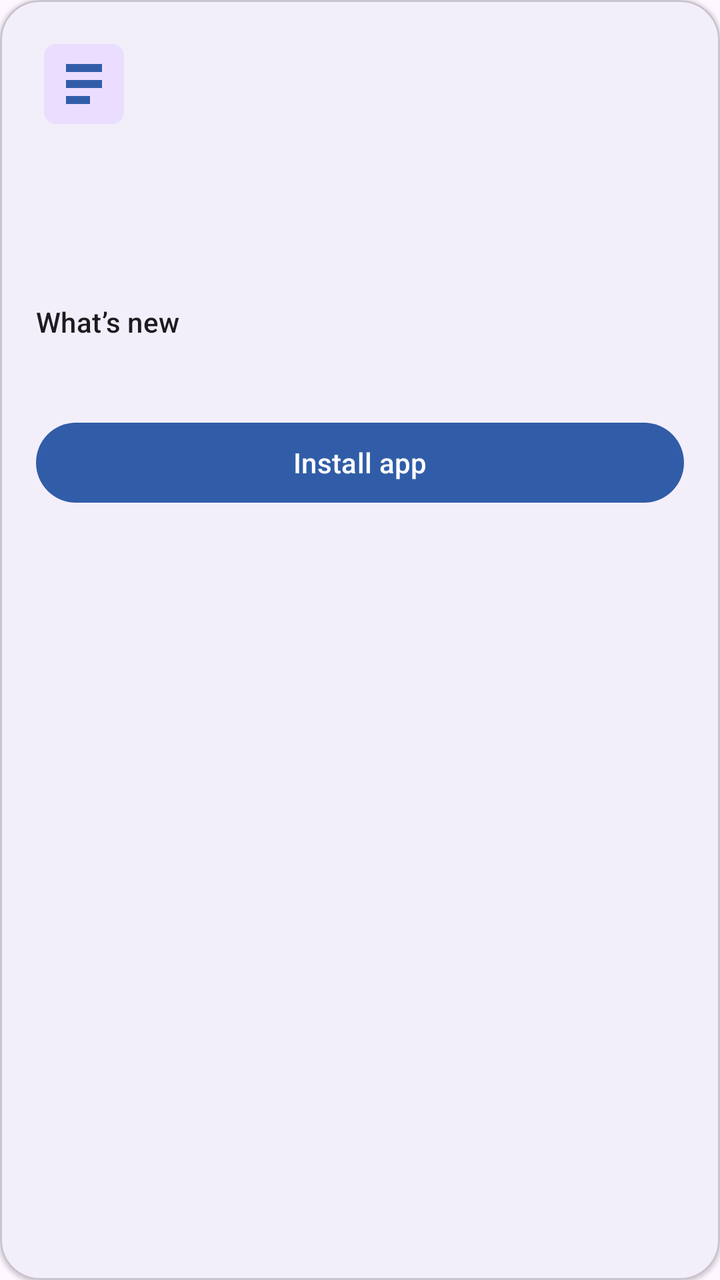
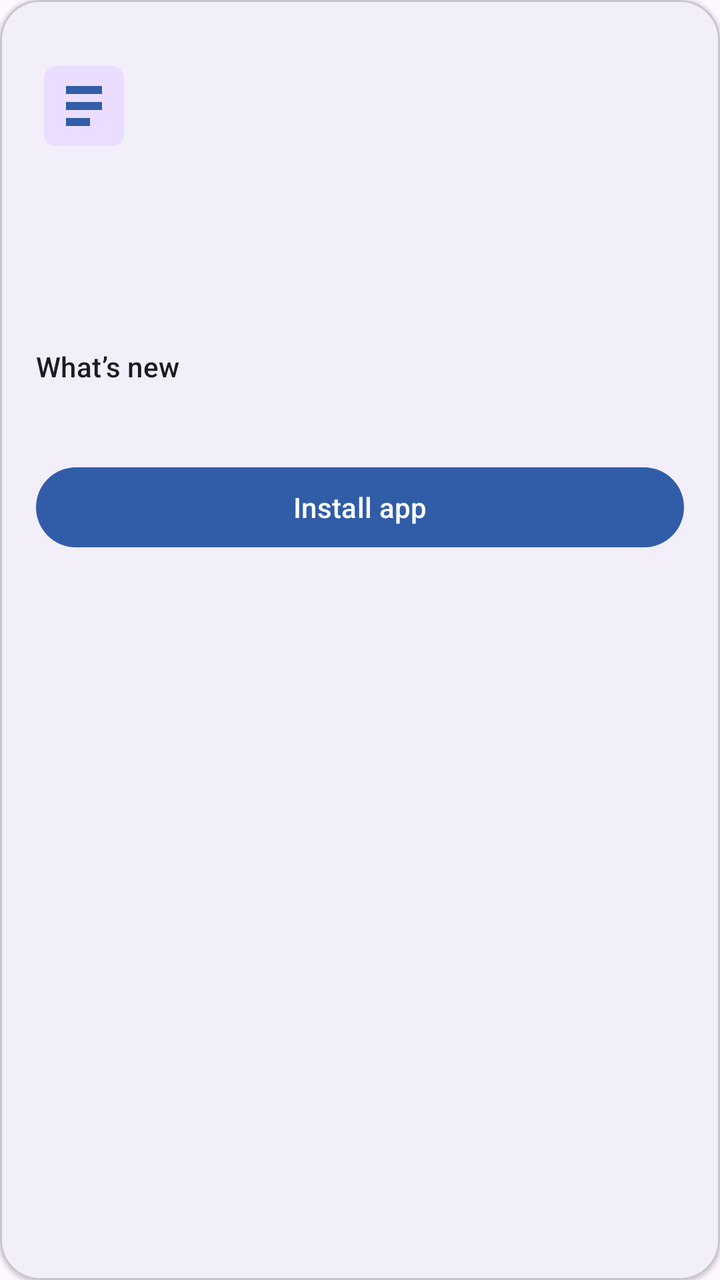

The first picture is an Android layout as it rendered before a commit; the second is the same layout after the commit. The layout source and the unified diff follow.
<!-- AndroidManifest.xml: application theme Theme.UpdaterSample -->
<!-- res/layout/item_catalog_app.xml -->
<?xml version="1.0" encoding="utf-8"?>
<com.google.android.material.card.MaterialCardView xmlns:android="http://schemas.android.com/apk/res/android"
    xmlns:app="http://schemas.android.com/apk/res-auto"
    android:layout_width="match_parent"
    android:layout_height="wrap_content"
    android:layout_marginBottom="12dp"
    app:cardCornerRadius="20dp"
    app:cardElevation="1dp">

    <LinearLayout
        android:layout_width="match_parent"
        android:layout_height="wrap_content"
        android:orientation="vertical"
        android:padding="18dp">

        <LinearLayout
            android:layout_width="match_parent"
            android:layout_height="wrap_content"
            android:gravity="center_vertical"
            android:orientation="horizontal">

            <ImageView
                android:id="@+id/appIcon"
                android:layout_width="48dp"
                android:layout_height="48dp"
                android:contentDescription="@null"
                android:scaleType="fitCenter"
                android:src="@drawable/ic_app_placeholder" />

            <LinearLayout
                android:layout_width="0dp"
                android:layout_height="wrap_content"
                android:layout_marginStart="14dp"
                android:layout_weight="1"
                android:orientation="vertical">

                <TextView
                    android:id="@+id/displayName"
                    android:layout_width="match_parent"
                    android:layout_height="wrap_content"
                    android:ellipsize="end"
                    android:maxLines="1"
                    android:textAppearance="@style/TextAppearance.Material3.TitleMedium"
                    android:textStyle="bold" />

                <TextView
                    android:id="@+id/applicationId"
                    android:layout_width="match_parent"
                    android:layout_height="wrap_content"
                    android:layout_marginTop="2dp"
                    android:ellipsize="middle"
                    android:maxLines="1"
                    android:textAppearance="@style/TextAppearance.Material3.BodySmall" />
            </LinearLayout>
        </LinearLayout>

        <LinearLayout
            android:layout_width="match_parent"
            android:layout_height="wrap_content"
            android:layout_marginTop="14dp"
            android:gravity="center_vertical"
            android:orientation="horizontal">

            <TextView
                android:id="@+id/statusBadge"
                android:layout_width="wrap_content"
                android:layout_height="wrap_content"
                android:paddingStart="10dp"
                android:paddingTop="4dp"
                android:paddingEnd="10dp"
                android:paddingBottom="4dp"
                android:textSize="12sp"
                android:textStyle="bold" />

            <TextView
                android:id="@+id/mandatoryBadge"
                android:layout_width="wrap_content"
                android:layout_height="wrap_content"
                android:layout_marginStart="8dp"
                android:background="@drawable/badge_mandatory"
                android:paddingStart="10dp"
                android:paddingTop="4dp"
                android:paddingEnd="10dp"
                android:paddingBottom="4dp"
                android:text="@string/mandatory"
                android:textColor="@color/mandatory_text"
                android:textSize="12sp"
                android:textStyle="bold"
                android:visibility="gone" />
        </LinearLayout>

        <TextView
            android:id="@+id/version"
            android:layout_width="match_parent"
            android:layout_height="wrap_content"
            android:layout_marginTop="12dp"
            android:textAppearance="@style/TextAppearance.Material3.BodyMedium" />

        <TextView
            android:layout_width="match_parent"
            android:layout_height="wrap_content"
            android:layout_marginTop="16dp"
            android:text="@string/whats_new"
            android:textAppearance="@style/TextAppearance.Material3.LabelLarge" />

        <TextView
            android:id="@+id/releaseNotes"
            android:layout_width="match_parent"
            android:layout_height="wrap_content"
            android:layout_marginTop="6dp"
            android:ellipsize="end"
            android:lineSpacingExtra="3dp"
            android:maxLines="3"
            android:textAppearance="@style/TextAppearance.Material3.BodyMedium" />

        <Button
            android:id="@+id/notesToggle"
            style="@style/Widget.Material3.Button.TextButton"
            android:layout_width="wrap_content"
            android:layout_height="wrap_content"
            android:layout_gravity="end"
            android:minHeight="48dp"
            android:text="@string/show_more"
            android:visibility="gone" />

        <ProgressBar
            android:id="@+id/downloadProgress"
            style="?android:attr/progressBarStyleHorizontal"
            android:layout_width="match_parent"
            android:layout_height="wrap_content"
            android:layout_marginTop="12dp"
            android:max="100"
            android:visibility="gone" />

        <TextView
            android:id="@+id/rowStatus"
            android:layout_width="match_parent"
            android:layout_height="wrap_content"
            android:layout_marginTop="6dp"
            android:textAppearance="@style/TextAppearance.Material3.BodySmall"
            android:visibility="gone" />

        <Button
            android:id="@+id/installButton"
            android:layout_width="match_parent"
            android:layout_height="wrap_content"
            android:layout_marginTop="12dp"
            android:text="@string/install_app" />
    </LinearLayout>
</com.google.android.material.card.MaterialCardView>
<!-- resources referenced by this layout -->
<resources>
  <color name="mandatory_text">#8A1C1C</color>
  <!-- drawable badge_mandatory (drawable) -->
  <?xml version="1.0" encoding="utf-8"?>
  <shape xmlns:android="http://schemas.android.com/apk/res/android" android:shape="rectangle">
      <solid android:color="#FCE8E8" />
      <corners android:radius="20dp" />
  </shape>
  <!-- drawable ic_app_placeholder (drawable) -->
  <?xml version="1.0" encoding="utf-8"?>
  <vector xmlns:android="http://schemas.android.com/apk/res/android"
      android:width="48dp"
      android:height="48dp"
      android:viewportWidth="48"
      android:viewportHeight="48">
      <path
          android:fillColor="?attr/colorPrimaryContainer"
          android:pathData="M10,4h28a6,6 0,0 1,6 6v28a6,6 0,0 1,-6 6h-28a6,6 0,0 1,-6 -6v-28a6,6 0,0 1,6 -6z" />
      <path
          android:fillColor="?attr/colorPrimary"
          android:pathData="M15,14h18v4h-18zM15,22h18v4h-18zM15,30h12v4h-12z" />
  </vector>
  <string name="install_app">Install app</string>
  <string name="mandatory">Mandatory</string>
  <string name="show_more">Show more</string>
  <string name="whats_new">What’s new</string>
  <style name="Theme.UpdaterSample" parent="Theme.Material3.DayNight.NoActionBar">
          <item name="colorPrimary">#315DA8</item>
          <item name="colorOnPrimary">#FFFFFF</item>
          <item name="colorSecondary">#315DA8</item>
          <item name="android:windowLightStatusBar">?attr/isLightTheme</item>
      </style>
</resources>

<!-- the commit's change to res/layout/item_catalog_app.xml (unified diff, before → after) -->
@@ -51,6 +51,18 @@
                     android:ellipsize="middle"
                     android:maxLines="1"
                     android:textAppearance="@style/TextAppearance.Material3.BodySmall" />
+
+                <TextView
+                    android:id="@+id/channelBadge"
+                    android:layout_width="wrap_content"
+                    android:layout_height="wrap_content"
+                    android:layout_marginTop="6dp"
+                    android:paddingStart="10dp"
+                    android:paddingTop="4dp"
+                    android:paddingEnd="10dp"
+                    android:paddingBottom="4dp"
+                    android:textSize="12sp"
+                    android:textStyle="bold" />
             </LinearLayout>
         </LinearLayout>
 
